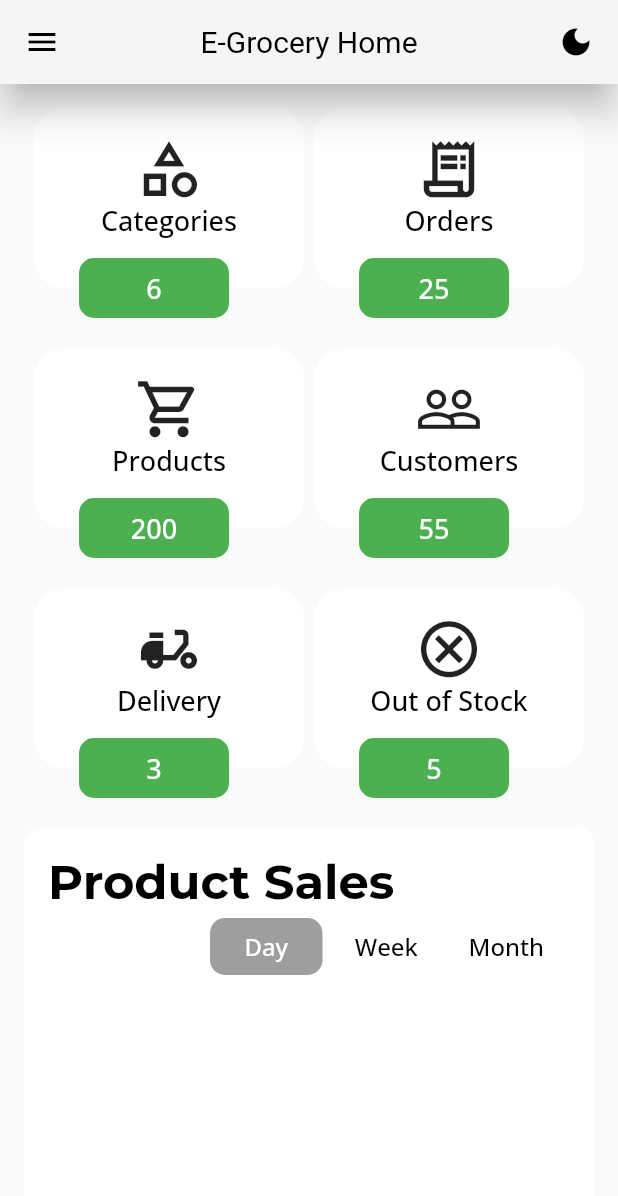
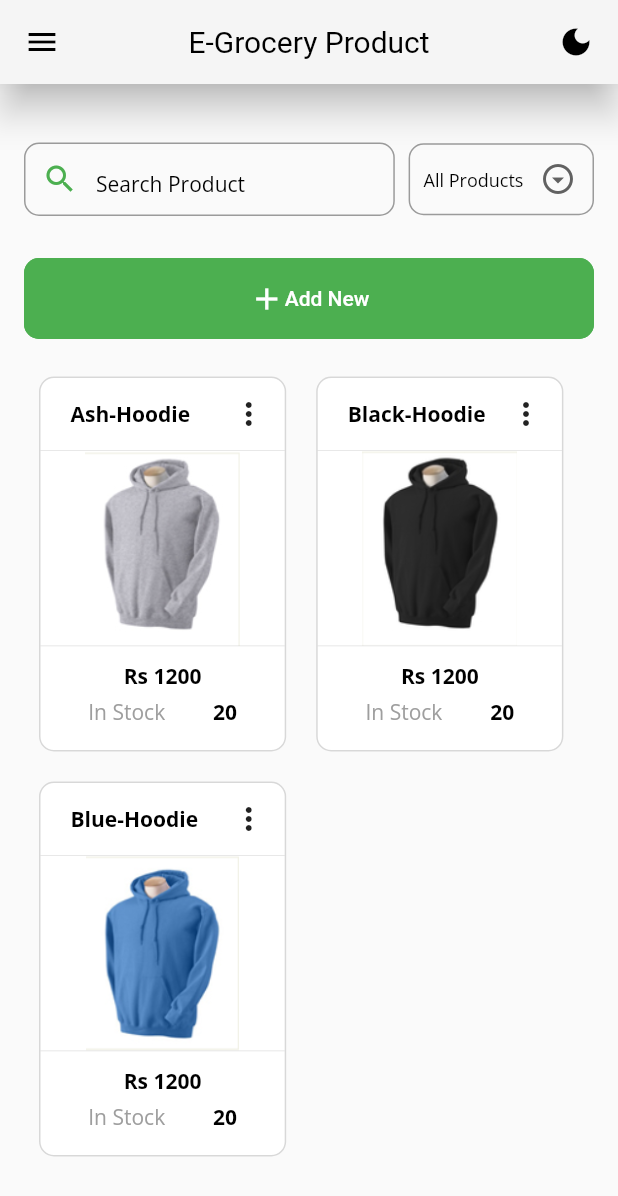
Before and after one commit to RohitBajracharya/Wow_Fashion_Store, a Flutter app: the HomeScreen screen opened by its route, after a tap on "Products", on a phone screen of 412 x 824 dp. Shown: the top 1196 px of the screen. Run offline on Flutter 3.47's test engine with Material 2 defaults, Android fonts, the phone set to English and light mode, and no system bars; our stand-ins replace email_validator, firebase_auth, firebase_core, fluttertoast, get, google_fonts and 1 more; accounts and stored records are empty.

Commit message:
Product Screen added

```diff
--- a/lib/main.dart
+++ b/lib/main.dart
@@ -8,7 +8,6 @@ import 'package:get/get.dart';
 
 void main() async {
   WidgetsFlutterBinding.ensureInitialized();
-
   await Firebase.initializeApp(options: DefaultFirebaseOptions.currentPlatform);
   runApp(const MyApp());
 }
--- a/lib/src/common widgets/drawer_widget.dart
+++ b/lib/src/common widgets/drawer_widget.dart
@@ -33,8 +33,10 @@ class _DrawerWidgetState extends State<DrawerWidget> {
           drawerMenuItem(context, Icons.category_outlined, "Categories", () {
             Get.toNamed(RouteHelper.categoriesPage);
           }),
+          drawerMenuItem(context, Icons.local_grocery_store_outlined, "Products", () {
+            Get.toNamed(RouteHelper.productPage);
+          }),
           drawerMenuItem(context, Icons.receipt_long_outlined, "Orders", () {}),
-          drawerMenuItem(context, Icons.local_grocery_store_outlined, "Products", () {}),
           drawerMenuItem(context, Icons.people_outline, "Customers", () {}),
           drawerMenuItem(context, Icons.cancel_outlined, "Out of Stock", () {}),
           const SizedBox(height: 10),
--- a/lib/src/constants/sizes.dart
+++ b/lib/src/constants/sizes.dart
@@ -1,2 +1,7 @@
+import 'package:get/get.dart';
+
 const tButtonHeight = 15.0;
 const tDrawerTileHeight = 60.0;
+
+final screenWidth = Get.width;
+final screenHeight = Get.height;
--- a/lib/src/data/controller/login_controller.dart
+++ b/lib/src/data/controller/login_controller.dart
@@ -1,5 +1,5 @@
 import 'package:admin_side/src/data/view/auth/login_screen.dart';
-import 'package:admin_side/src/data/view/home_screen.dart';
+import 'package:admin_side/src/data/view/features/homeNsplash/home_screen.dart';
 import 'package:admin_side/src/utils/utils.dart';
 import 'package:email_validator/email_validator.dart';
 import 'package:firebase_auth/firebase_auth.dart';
--- a/lib/src/data/view/home_screen.dart
+++ b/lib/src/data/view/features/homeNsplash/home_screen.dart
@@ -141,18 +141,19 @@ class _HomeScreenState extends State<HomeScreen> {
               drawerController.selectDrawerItem("Categories");
               Get.toNamed(RouteHelper.categoriesPage);
             }, isDark),
-            //orders
-            itemCard(Icons.receipt_long_outlined, "Orders", "25", () {
-              drawerController.selectDrawerItem("Orders");
+            //products
+            itemCard(Icons.local_grocery_store_outlined, "Products", "200", () {
+              drawerController.selectDrawerItem("Products");
+              Get.toNamed(RouteHelper.productPage);
             }, isDark),
           ],
         ),
         Row(
           mainAxisAlignment: MainAxisAlignment.spaceEvenly,
           children: [
-            //products
-            itemCard(Icons.local_grocery_store_outlined, "Products", "200", () {
-              drawerController.selectDrawerItem("Products");
+            //orders
+            itemCard(Icons.receipt_long_outlined, "Orders", "25", () {
+              drawerController.selectDrawerItem("Orders");
             }, isDark),
             //customers
             itemCard(Icons.people_outline, "Customers", "55", () {
--- /dev/null
+++ b/lib/src/data/view/features/products/product_screen.dart
@@ -0,0 +1,259 @@
+import 'package:admin_side/src/common%20widgets/appbar_widget.dart';
+import 'package:admin_side/src/common%20widgets/drawer_widget.dart';
+import 'package:admin_side/src/constants/sizes.dart';
+import 'package:admin_side/src/routes/route_helper.dart';
+import 'package:flutter/material.dart';
+import 'package:get/get.dart';
+
+class ProductScreen extends StatefulWidget {
+  const ProductScreen({super.key});
+
+  @override
+  State<ProductScreen> createState() => _ProductScreenState();
+}
+
+class _ProductScreenState extends State<ProductScreen> {
+  _ProductScreenState() {
+    _selectedVal = _categoriesList[0];
+  }
+  final _categoriesList = ["All Products", "Shoes", "Tshirt", "Pant", "Shirt"];
+  String? _selectedVal = "";
+
+  @override
+  Widget build(BuildContext context) {
+    return Scaffold(
+      appBar: const AppBarWidget(pageName: "Product"),
+      drawer: const DrawerWidget(),
+      body: SingleChildScrollView(
+        child: mainBody(),
+      ),
+    );
+  }
+
+  Widget mainBody() {
+    return Container(
+      padding: const EdgeInsets.all(16.0),
+      margin: const EdgeInsets.symmetric(vertical: 10.0),
+      child: Column(
+        children: [
+          //search field and drop down filed
+          SizedBox(
+            height: 75,
+            width: double.infinity,
+            child: Row(
+              mainAxisAlignment: MainAxisAlignment.spaceBetween,
+              children: [
+                //search field
+                searchField(),
+                //drop down button
+                dropdownField(),
+              ],
+            ),
+          ),
+          const SizedBox(height: 15.0),
+          // add new button
+          addNewButton(),
+          const SizedBox(height: 15.0),
+          // product list
+          SingleChildScrollView(
+            child: Column(
+              children: [
+                Row(
+                  crossAxisAlignment: CrossAxisAlignment.start,
+                  children: [
+                    itemCard("Ash-Hoodie", "assets/images/hoodie/ash-hoodie.png", "1200", "20"),
+                    itemCard("Black-Hoodie", "assets/images/hoodie/black-hoodie.png", "1200", "20"),
+                  ],
+                ),
+                Row(
+                  crossAxisAlignment: CrossAxisAlignment.start,
+                  children: [
+                    itemCard("Blue-Hoodie", "assets/images/hoodie/blue-hoodie.png", "1200", "20"),
+                  ],
+                ),
+              ],
+            ),
+          )
+        ],
+      ),
+    );
+  }
+
+  Widget itemCard(String itemName, String image, String price, String stock) {
+    return Container(
+      margin: const EdgeInsets.all(10.0),
+      width: screenWidth * 0.4,
+      height: 250,
+      decoration: BoxDecoration(
+        color: Colors.white,
+        border: Border.all(
+          color: Colors.grey.withOpacity(0.4),
+        ),
+        borderRadius: BorderRadius.circular(10.0),
+      ),
+      child: Column(
+        children: [
+          // item name and dots button
+          Container(
+            decoration: BoxDecoration(
+              border: Border(
+                bottom: BorderSide(color: Colors.grey.withOpacity(0.4), width: 0.4),
+              ),
+            ),
+            child: Padding(
+              padding: const EdgeInsets.only(left: 20.0),
+              child: Row(
+                mainAxisAlignment: MainAxisAlignment.spaceBetween,
+                children: [
+                  Text(
+                    itemName,
+                    style: Theme.of(context).textTheme.bodyMedium!.copyWith(
+                          fontWeight: FontWeight.bold,
+                        ),
+                  ),
+                  tripleDotsButton(),
+                ],
+              ),
+            ),
+          ),
+          // item image
+          SizedBox(
+            height: 130,
+            child: Image(
+              image: AssetImage(image),
+            ),
+          ),
+          // item price and quantity
+          Container(
+            decoration: BoxDecoration(
+              border: Border(
+                top: BorderSide(
+                  color: Colors.grey.withOpacity(0.4),
+                  width: 0.4,
+                ),
+              ),
+            ),
+            child: Column(
+              children: [
+                const SizedBox(height: 10),
+                //item price
+                Center(
+                  child: Text(
+                    "Rs $price",
+                    style: Theme.of(context).textTheme.bodyMedium!.copyWith(
+                          fontWeight: FontWeight.bold,
+                        ),
+                  ),
+                ),
+                const SizedBox(height: 5),
+                //stock
+                Row(
+                  mainAxisAlignment: MainAxisAlignment.spaceEvenly,
+                  children: [
+                    Text(
+                      "In Stock",
+                      style: Theme.of(context).textTheme.bodyMedium!.copyWith(
+                            color: Colors.grey,
+                          ),
+                    ),
+                    Text(
+                      stock,
+                      style: Theme.of(context).textTheme.bodyMedium!.copyWith(
+                            fontWeight: FontWeight.bold,
+                          ),
+                    )
+                  ],
+                ),
+                const SizedBox(height: 10),
+              ],
+            ),
+          ),
+        ],
+      ),
+    );
+  }
+
+  PopupMenuButton<dynamic> tripleDotsButton() {
+    return PopupMenuButton(
+      constraints: const BoxConstraints(
+        maxWidth: 50,
+        minWidth: 50,
+      ),
+      icon: const Icon(Icons.more_vert),
+      itemBuilder: (context) => [
+        const PopupMenuItem(
+          child: Icon(
+            Icons.edit,
+            color: Colors.green,
+          ),
+        ),
+        const PopupMenuItem(
+          child: Icon(Icons.delete, color: Colors.red),
+        ),
+      ],
+    );
+  }
+
+  Widget addNewButton() {
+    return ElevatedButton(
+      onPressed: () {
+        Get.toNamed(RouteHelper.addProductPage);
+      },
+      child: const Row(
+        mainAxisAlignment: MainAxisAlignment.center,
+        crossAxisAlignment: CrossAxisAlignment.center,
+        children: [
+          Icon(Icons.add),
+          Text("Add New"),
+        ],
+      ),
+    );
+  }
+
+  //dropdown field
+  Widget dropdownField() {
+    return SizedBox(
+      width: screenWidth * .3,
+      child: DropdownButtonFormField(
+        alignment: Alignment.centerLeft,
+        decoration: const InputDecoration(
+          contentPadding: EdgeInsets.all(10.0),
+        ),
+        icon: const Icon(Icons.arrow_drop_down_circle_outlined),
+        style: Theme.of(context).textTheme.bodySmall,
+        value: _selectedVal,
+        items: _categoriesList.map((e) {
+          return DropdownMenuItem(
+            value: e,
+            child: Text(e),
+          );
+        }).toList(),
+        onChanged: (value) {
+          setState(() {
+            _selectedVal = value as String;
+          });
+        },
+      ),
+    );
+  }
+
+  //search field
+  Widget searchField() {
+    return SizedBox(
+      width: screenWidth * .6,
+      child: TextFormField(
+        textAlign: TextAlign.left,
+        decoration: InputDecoration(
+          contentPadding: const EdgeInsets.all(10.0),
+          prefixIcon: const Icon(
+            Icons.search_outlined,
+          ),
+          hintText: "Search Product",
+          hintStyle: Theme.of(context).textTheme.bodyMedium!.copyWith(
+                overflow: TextOverflow.ellipsis,
+              ),
+        ),
+      ),
+    );
+  }
+}
--- a/lib/src/routes/route_helper.dart
+++ b/lib/src/routes/route_helper.dart
@@ -1,8 +1,10 @@
 import 'package:admin_side/src/data/view/auth/login_screen.dart';
 import 'package:admin_side/src/data/view/features/categories/add_categories_screen.dart';
 import 'package:admin_side/src/data/view/features/categories/categories_screen.dart';
-import 'package:admin_side/src/data/view/home_screen.dart';
-import 'package:admin_side/src/data/view/splash_screen.dart';
+import 'package:admin_side/src/data/view/features/homeNsplash/home_screen.dart';
+import 'package:admin_side/src/data/view/features/homeNsplash/splash_screen.dart';
+import 'package:admin_side/src/data/view/features/products/add_product_screen.dart';
+import 'package:admin_side/src/data/view/features/products/product_screen.dart';
 import 'package:get/get.dart';
 
 class RouteHelper {
@@ -11,12 +13,16 @@ class RouteHelper {
   static const String homePage = "/home-page";
   static const String categoriesPage = "/categories-page";
   static const String addCategoriesPage = "/add-categories-page";
+  static const String productPage = "/product-page";
+  static const String addProductPage = "/add-product-page";
 
   static String getInitial() => initial;
   static String getLoginPage() => loginPage;
   static String getHomePage() => homePage;
   static String getCategoriesPage() => categoriesPage;
   static String getAddCategoriesPage() => addCategoriesPage;
+  static String getProductPage() => productPage;
+  static String getAddProductPage() => addProductPage;
 
   static List<GetPage> routes = [
     //splash screen
@@ -29,5 +35,9 @@ class RouteHelper {
     GetPage(name: categoriesPage, page: () => const CategoriesScreen()),
     //add category screen
     GetPage(name: addCategoriesPage, page: () => const AddCategoriesScreen()),
+    //product screen
+    GetPage(name: productPage, page: () => const ProductScreen()),
+    //add product screen
+    GetPage(name: addProductPage, page: () => const AddProductScreen()),
   ];
 }
--- a/pubspec.yaml
+++ b/pubspec.yaml
@@ -67,6 +67,7 @@ flutter:
   # To add assets to your application, add an assets section, like this:
   assets:
     - assets/images/
+    - assets/images/hoodie/
     - assets/icons/
 
   # An image asset can refer to one or more resolution-specific "variants", see
```
Also changed, not shown: lib/src/data/view/features/products/add_product_screen.dart (added, +239 -0 lines), assets/images/hoodie/ash-hoodie.png (added), assets/images/hoodie/black-hoodie.png (added), assets/images/hoodie/blue-hoodie.png (added), lib/src/data/view/features/homeNsplash/splash_screen.dart (renamed from lib/src/data/view/splash_screen.dart).
